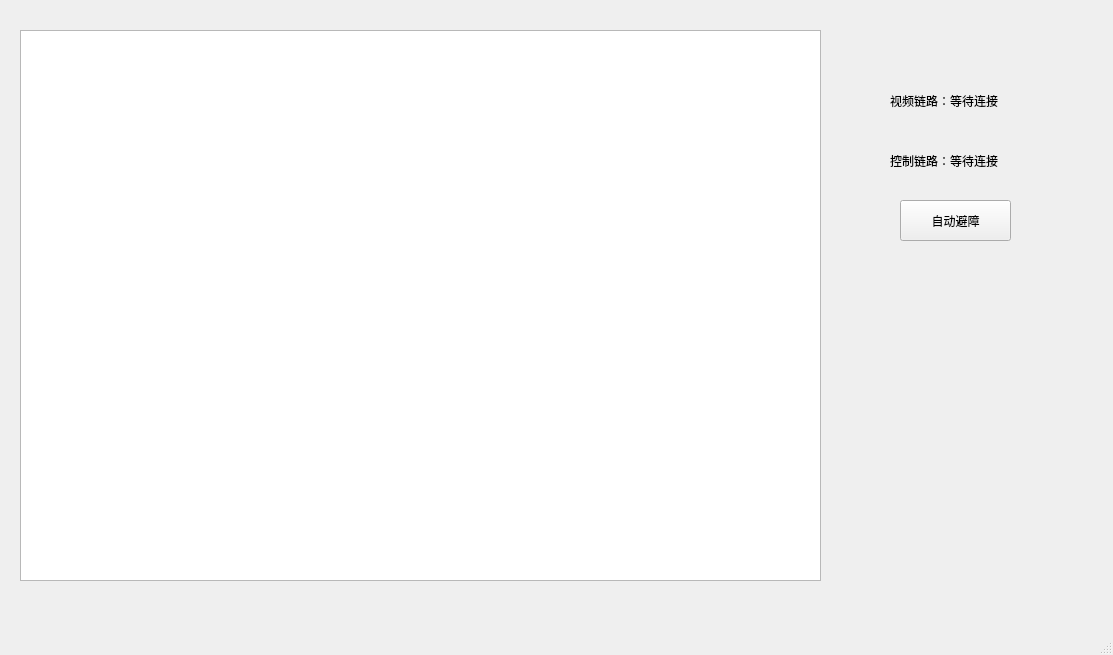
Big-Clever/minifly-upper-computer, file program/minifly.ui: the form before one commit.
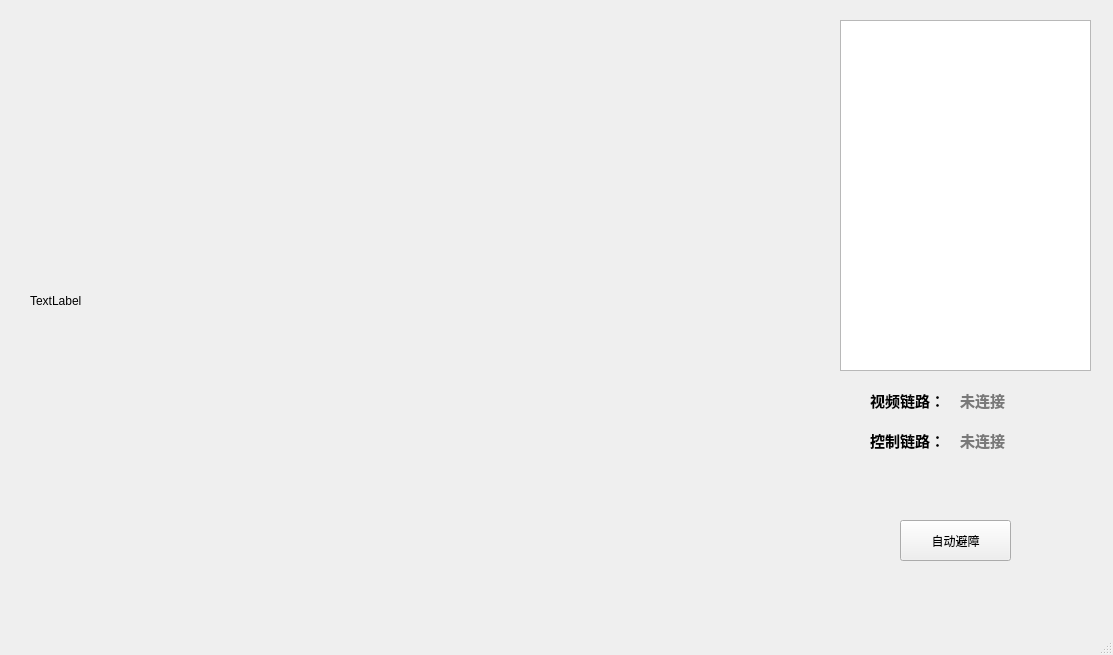
The form after the commit.

Commit message: 新增人脸检测和自动控制

Patch:
```diff
--- a/program/minifly.ui
+++ b/program/minifly.ui
@@ -17,10 +17,10 @@
    <widget class="QTextBrowser" name="textBrowser">
     <property name="geometry">
      <rect>
-      <x>20</x>
-      <y>30</y>
-      <width>801</width>
-      <height>551</height>
+      <x>840</x>
+      <y>20</y>
+      <width>251</width>
+      <height>351</height>
      </rect>
     </property>
     <property name="contextMenuPolicy">
@@ -34,7 +34,7 @@
     <property name="geometry">
      <rect>
       <x>900</x>
-      <y>200</y>
+      <y>520</y>
       <width>111</width>
       <height>41</height>
      </rect>
@@ -49,27 +49,102 @@
    <widget class="QLabel" name="video_label">
     <property name="geometry">
      <rect>
-      <x>890</x>
-      <y>80</y>
-      <width>151</width>
+      <x>960</x>
+      <y>380</y>
+      <width>91</width>
       <height>41</height>
      </rect>
     </property>
+    <property name="frameShadow">
+     <enum>QFrame::Plain</enum>
+    </property>
     <property name="text">
-     <string>视频链路：等待连接</string>
+     <string>&lt;html&gt;&lt;head/&gt;&lt;body&gt;&lt;p&gt;&lt;span style=&quot; font-size:11pt; font-weight:600; color:#797979;&quot;&gt;未连接&lt;/span&gt;&lt;/p&gt;&lt;/body&gt;&lt;/html&gt;</string>
+    </property>
+    <property name="textFormat">
+     <enum>Qt::RichText</enum>
+    </property>
+    <property name="scaledContents">
+     <bool>false</bool>
+    </property>
+   </widget>
+   <widget class="QLabel" name="video_label_2">
+    <property name="geometry">
+     <rect>
+      <x>870</x>
+      <y>380</y>
+      <width>101</width>
+      <height>41</height>
+     </rect>
+    </property>
+    <property name="frameShadow">
+     <enum>QFrame::Plain</enum>
+    </property>
+    <property name="text">
+     <string>&lt;html&gt;&lt;head/&gt;&lt;body&gt;&lt;p&gt;&lt;span style=&quot; font-size:11pt; font-weight:600;&quot;&gt;视频链路：&lt;/span&gt;&lt;/p&gt;&lt;/body&gt;&lt;/html&gt;</string>
+    </property>
+    <property name="textFormat">
+     <enum>Qt::RichText</enum>
+    </property>
+    <property name="scaledContents">
+     <bool>false</bool>
+    </property>
+   </widget>
+   <widget class="QLabel" name="video_label_3">
+    <property name="geometry">
+     <rect>
+      <x>870</x>
+      <y>420</y>
+      <width>101</width>
+      <height>41</height>
+     </rect>
+    </property>
+    <property name="frameShadow">
+     <enum>QFrame::Plain</enum>
+    </property>
+    <property name="text">
+     <string>&lt;html&gt;&lt;head/&gt;&lt;body&gt;&lt;p&gt;&lt;span style=&quot; font-size:11pt; font-weight:600;&quot;&gt;控制链路：&lt;/span&gt;&lt;/p&gt;&lt;/body&gt;&lt;/html&gt;</string>
+    </property>
+    <property name="textFormat">
+     <enum>Qt::RichText</enum>
+    </property>
+    <property name="scaledContents">
+     <bool>false</bool>
     </property>
    </widget>
    <widget class="QLabel" name="control_label">
     <property name="geometry">
      <rect>
-      <x>890</x>
-      <y>140</y>
-      <width>151</width>
+      <x>960</x>
+      <y>420</y>
+      <width>91</width>
       <height>41</height>
      </rect>
     </property>
+    <property name="frameShadow">
+     <enum>QFrame::Plain</enum>
+    </property>
     <property name="text">
-     <string>控制链路：等待连接</string>
+     <string>&lt;html&gt;&lt;head/&gt;&lt;body&gt;&lt;p&gt;&lt;span style=&quot; font-size:11pt; font-weight:600; color:#797979;&quot;&gt;未连接&lt;/span&gt;&lt;/p&gt;&lt;/body&gt;&lt;/html&gt;</string>
+    </property>
+    <property name="textFormat">
+     <enum>Qt::RichText</enum>
+    </property>
+    <property name="scaledContents">
+     <bool>false</bool>
+    </property>
+   </widget>
+   <widget class="QLabel" name="Camera">
+    <property name="geometry">
+     <rect>
+      <x>30</x>
+      <y>50</y>
+      <width>771</width>
+      <height>501</height>
+     </rect>
+    </property>
+    <property name="text">
+     <string>TextLabel</string>
     </property>
    </widget>
   </widget>
```
The commit also changes 3 other files.
